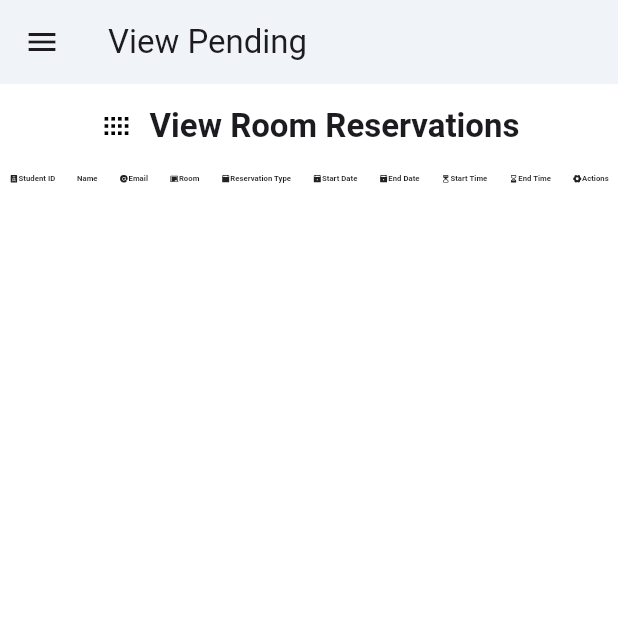
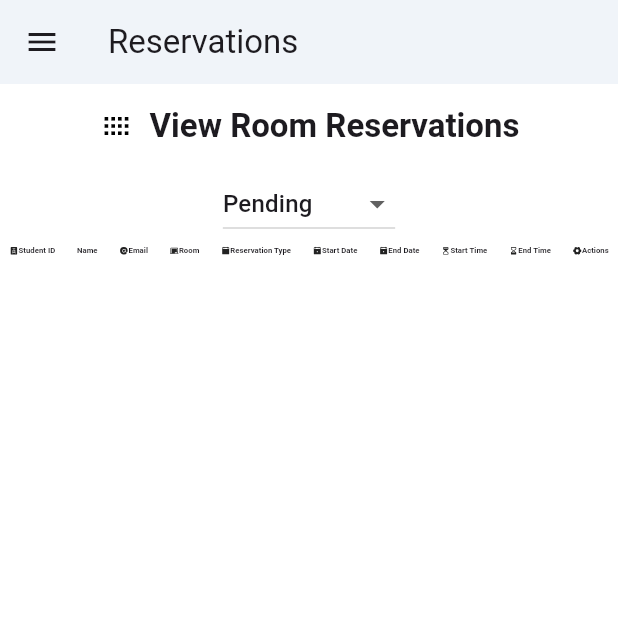
Before and after one commit to Ektoplaasm/roomUtilizatinAdmin, a Flutter app: the screen it shows after launch, on a phone screen of 412 x 824 dp, the top half of it. Run offline on Flutter 3.47's test engine with Material 3 defaults, Android fonts, the phone set to English and light mode, and no system bars; our stand-ins replace cloud_firestore, dropdown_button2, firebase_auth, firebase_core, flutter_layout_grid, multi_dropdown and 3 more; missing offline and left inert: emailjs; accounts and stored records are empty.

Commit message:
Combined pending, approved, and approved as "Reservations"

```diff
--- a/lib/pages/homewithsidenav.dart
+++ b/lib/pages/homewithsidenav.dart
@@ -79,7 +79,7 @@ class SidebarXExampleApp extends StatelessWidget {
   String _getTitleByIndex(int index) {
     switch (index) {
       case 0:
-        return 'View Pending';
+        return 'Reservations';
       case 1:
         return 'View Approved';
       case 2:
@@ -199,25 +199,9 @@ class ExampleSidebarX extends StatelessWidget {
       items: [
        SidebarXItem(
           icon: Icons.view_agenda,
-          label: 'View Pending',
+          label: 'Reservations',
           onTap: () {
             _controller.selectIndex(0);
-          },
-        ),
-
-        SidebarXItem(
-          icon: PhosphorIconsFill.calendarCheck,
-          label: 'View Approved',
-          onTap: () {
-            _controller.selectIndex(1);
-          },
-        ),
-
-        SidebarXItem(
-          icon: PhosphorIconsFill.calendarSlash,
-          label: 'View Disapproved',
-          onTap: () {
-            _controller.selectIndex(2);
           },
         ),
 
@@ -239,7 +223,7 @@ class ExampleSidebarX extends StatelessWidget {
 
         SidebarXItem(
           icon: Icons.date_range,
-          label: 'View Semesters',
+          label: 'Semesters',
           onTap: () {
             _controller.selectIndex(5);
           },
@@ -247,7 +231,7 @@ class ExampleSidebarX extends StatelessWidget {
 
         SidebarXItem(
           icon: Icons.view_agenda,
-          label: 'View Calendar',
+          label: 'Calendar',
           onTap: () {
             _controller.selectIndex(6);
           },
@@ -290,16 +274,12 @@ class _ScreensExample extends StatelessWidget {
       case 0:
         return ViewReservations();
       case 1:
-        return ViewReservationsApproved();
+        return ViewRoomSchedule();
       case 2:
-        return ViewReservationsDisapproved();
+        return AddRoomSchedule();
       case 3:
-        return ViewRoomSchedule();
+        return Semester();
       case 4:
-        return AddRoomSchedule();
-      case 5:
-        return Semester();
-      case 6:
         return PietPainting();
       default:
         return SignIn();
--- a/lib/pages/viewReservations.dart
+++ b/lib/pages/viewReservations.dart
@@ -82,6 +82,24 @@ class _ViewReservationsState extends State<ViewReservations> {
   }
 
   TextEditingController reasonController = TextEditingController();
+  String? _selectedStatus = "Pending";
+  int reserveStatus = 0;
+
+  void _filterSchedules(String? selectedSemesterId) {
+    setState(() {
+      // _selectedSemester = selectedSemesterId;
+    });
+
+    if (selectedSemesterId == 'all') {
+      // _loadallschedules();
+    }
+  }
+
+  Map<String, int> reservationStatus = {
+    "Pending" : 0,
+    "Approved" : 1,
+    "Disapproved" : 2,
+  };
 
   @override
   Widget build(BuildContext context) {
@@ -98,11 +116,34 @@ class _ViewReservationsState extends State<ViewReservations> {
             ],
           )),
       ),
-      body: SingleChildScrollView(
+      body: Column(children: [
+        DropdownButton<String>(
+              value: _selectedStatus,
+              focusColor: Colors.white,
+              items: reservationStatus.keys.map((String value) {
+                return DropdownMenuItem(
+                  value: value,
+                  child: Text(value),
+                );
+              }).toList(),
+              onChanged: (v) {
+                setState(() {
+                  _selectedStatus = v;
+                  if(_selectedStatus == "Pending"){
+                      reserveStatus = 0;
+                  } else if(_selectedStatus == "Approved") {
+                      reserveStatus = 1;
+                  } else if(_selectedStatus == "Disapproved"){
+                      reserveStatus = 2;
+                  };
+                });
+              },
+            ),
+        SingleChildScrollView(
         child: StreamBuilder<QuerySnapshot>(
             stream: FirebaseFirestore.instance
               .collection('reservations')
-              .where('status', isEqualTo: 0)
+              .where('status', isEqualTo: reserveStatus)
               .snapshots(),
             builder: (context, snapshot){
               if (snapshot.hasData){
@@ -398,7 +439,8 @@ class _ViewReservationsState extends State<ViewReservations> {
                             ),
                           ),
                           SizedBox(width: 10,),
-                          Center(
+                          if (reserveStatus == 0) ...[
+                            Center(
                             child: ElevatedButton(
                               style: ButtonStyle(
                                 backgroundColor: WidgetStateProperty.all(Colors.green),
@@ -522,6 +564,8 @@ class _ViewReservationsState extends State<ViewReservations> {
                               child: const Icon(Icons.close, color: Colors.white),
                             ),
                           ),
+                          ],
+
                         ],
                       ),
 
@@ -617,6 +661,7 @@ class _ViewReservationsState extends State<ViewReservations> {
             }
           ),
       )
+      ])
       );
   }
 }
```
